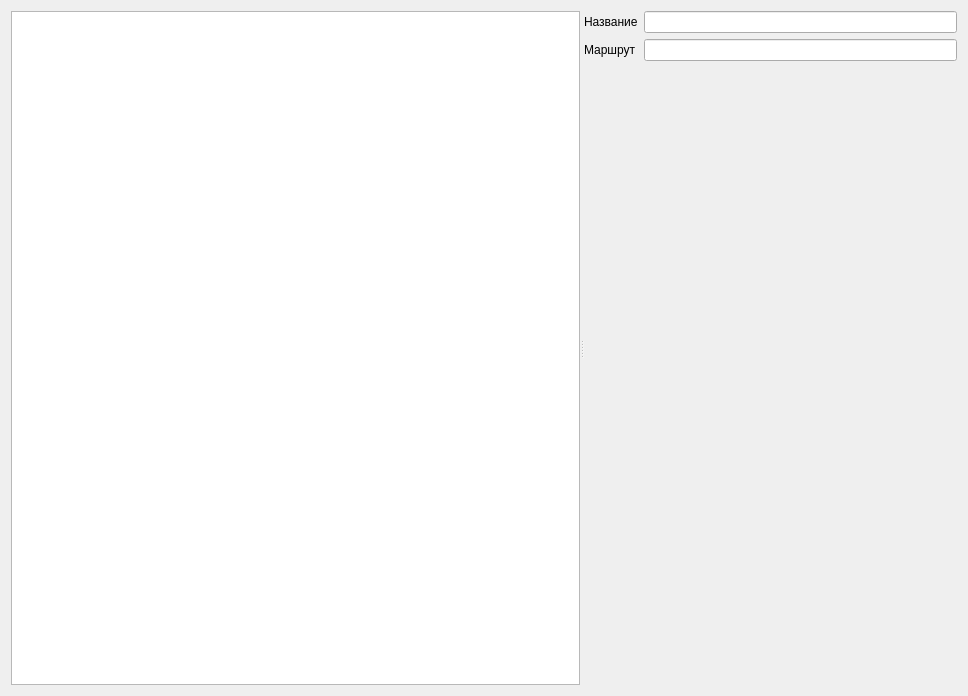
Old version of the form formroute.ui in the repository Sergeyego/wire_pr.
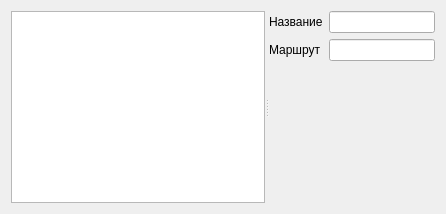
New version of the form. Custom widgets are drawn as their Qt base class.

What changed in the file:
```diff
--- a/formroute.ui
+++ b/formroute.ui
@@ -2,18 +2,10 @@
 <ui version="4.0">
  <class>FormRoute</class>
  <widget class="QWidget" name="FormRoute">
-  <property name="geometry">
-   <rect>
-    <x>0</x>
-    <y>0</y>
-    <width>968</width>
-    <height>696</height>
-   </rect>
-  </property>
   <property name="windowTitle">
    <string>Маршруты волочения</string>
   </property>
-  <layout class="QVBoxLayout" name="verticalLayout_3">
+  <layout class="QVBoxLayout" name="verticalLayout_2">
    <item>
     <widget class="QSplitter" name="splitter">
      <property name="orientation">
@@ -28,7 +20,7 @@
       </property>
      </widget>
      <widget class="QWidget" name="layoutWidget">
-      <layout class="QVBoxLayout" name="verticalLayout_2">
+      <layout class="QVBoxLayout" name="verticalLayoutRoue">
        <item>
         <layout class="QGridLayout" name="gridLayout">
          <item row="1" column="0">
```
